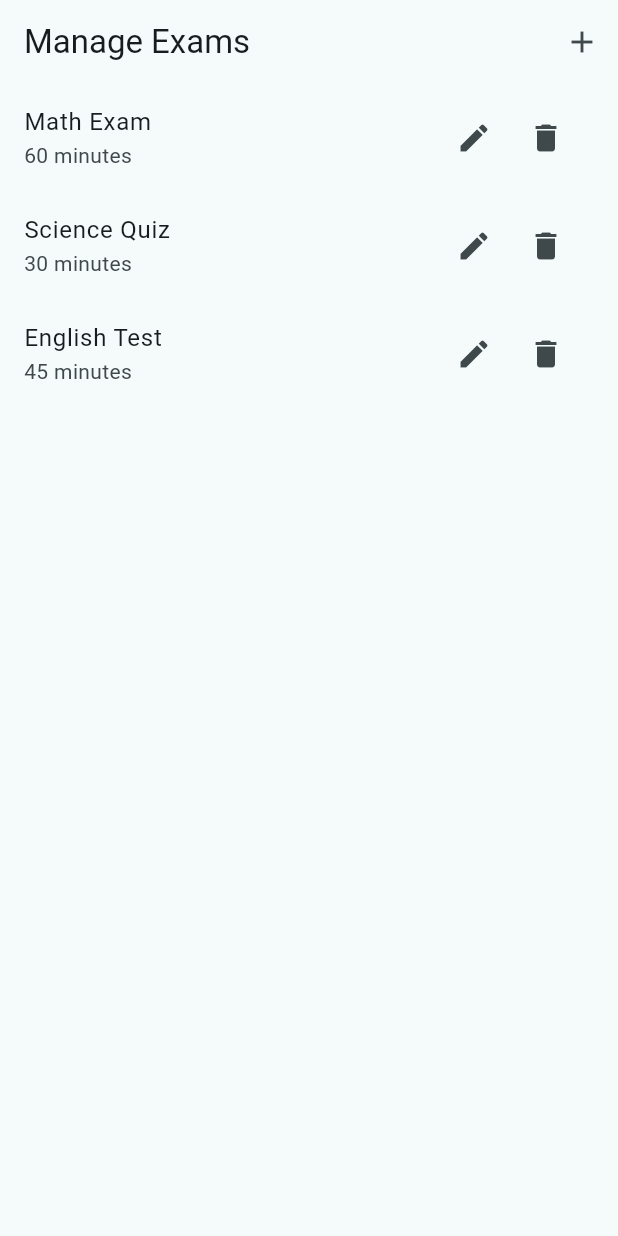
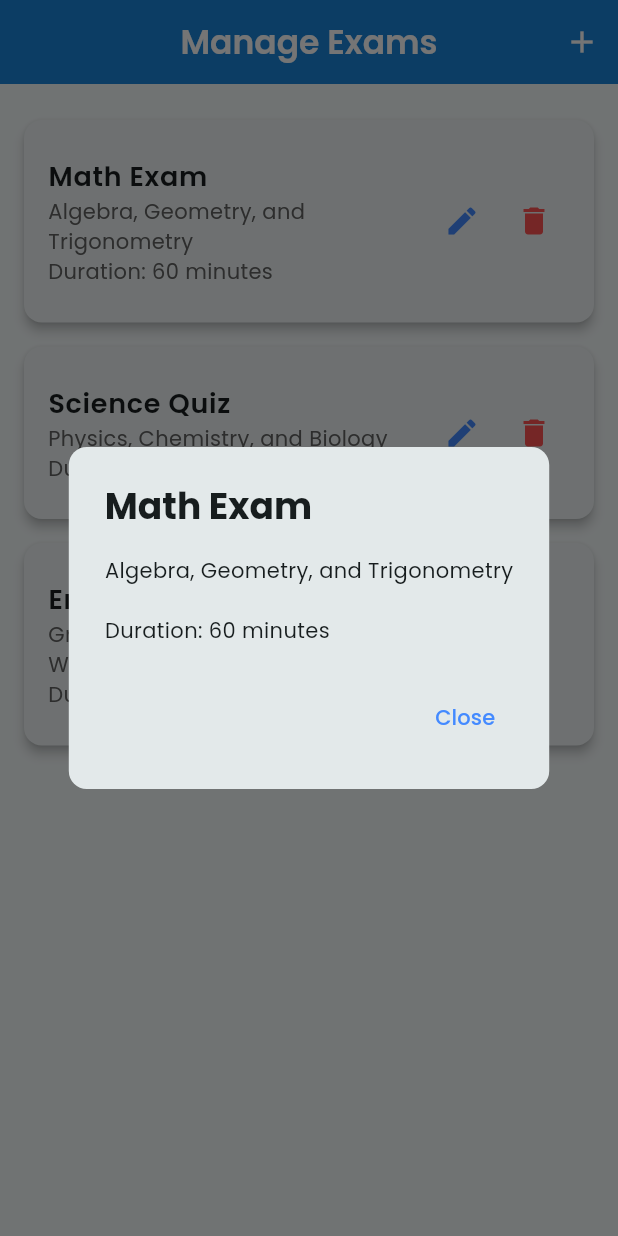
Before and after one commit to arvindgitdev/ExamGo, a Flutter app: the ManageExamsPage screen opened directly, after a tap on "Math Exam", on a phone screen of 412 x 824 dp. Run offline on Flutter 3.47's test engine with Material 3 defaults, Android fonts, the phone set to English and light mode, and no system bars; our stand-ins replace cloud_firestore, firebase_auth, firebase_core, google_fonts, google_sign_in, shared_preferences; accounts and stored records are empty.

Commit message:
modified  exam

```diff
--- a/lib/Teacher/manageexam.dart
+++ b/lib/Teacher/manageexam.dart
@@ -1,5 +1,6 @@
 import 'package:examgo/Teacher/createexam.dart';
 import 'package:flutter/material.dart';
+import 'package:google_fonts/google_fonts.dart';
 
 class Exam {
   final String id;
@@ -18,24 +19,52 @@ class ManageExamsPage extends StatefulWidget {
 }
 
 class _ManageExamsPageState extends State<ManageExamsPage> {
+  final List<Exam> exams = [
+    Exam(id: '1', name: 'Math Exam', description: 'Algebra, Geometry, and Trigonometry', durationMinutes: 60),
+    Exam(id: '2', name: 'Science Quiz', description: 'Physics, Chemistry, and Biology', durationMinutes: 30),
+    Exam(id: '3', name: 'English Test', description: 'Grammar, Comprehension, and Writing', durationMinutes: 45),
+  ];
 
-  List<Exam> exams = [
-    Exam(id: '1', name: 'Math Exam', description: 'A math exam', durationMinutes: 60),
-    Exam(id: '2', name: 'Science Quiz', description: 'A science quiz', durationMinutes: 30),
-    Exam(id: '3', name: 'English Test', description: 'An English test', durationMinutes: 45),
-  ];
+  final GlobalKey<AnimatedListState> _listKey = GlobalKey<AnimatedListState>();
+
+  void _deleteExam(int index) {
+    final removedExam = exams[index];
+    setState(() {
+      exams.removeAt(index);
+    });
+
+    _listKey.currentState?.removeItem(
+      index,
+          (context, animation) => _buildExamItem(removedExam, index, animation),
+      duration: const Duration(milliseconds: 300),
+    );
+
+    ScaffoldMessenger.of(context).showSnackBar(
+      SnackBar(
+        content: Text('${removedExam.name} deleted'),
+        backgroundColor: Colors.redAccent,
+        behavior: SnackBarBehavior.floating,
+      ),
+    );
+  }
 
   @override
   Widget build(BuildContext context) {
     return Scaffold(
       appBar: AppBar(
-        title: const Text('Manage Exams'),
+        iconTheme: IconThemeData(color: Colors.white),
+        title: Text(
+          'Manage Exams',
+          style: GoogleFonts.poppins(fontSize: 22, fontWeight: FontWeight.w600,color: Colors.white),
+        ),
+        centerTitle: true,
+        backgroundColor: Colors.blue.shade600,
         automaticallyImplyLeading: false,
+        elevation: 4,
         actions: [
           IconButton(
             icon: const Icon(Icons.add),
             onPressed: () {
-              // Navigate to create exam page
               Navigator.push(
                 context,
                 MaterialPageRoute(builder: (context) => const Createexam(exam: null)),
@@ -44,68 +73,93 @@ class _ManageExamsPageState extends State<ManageExamsPage> {
           ),
         ],
       ),
-      body: ListView.builder(
-        itemCount: exams.length,
-        itemBuilder: (context, index) {
-          final exam = exams[index];
-          return ListTile(
-            title: Text(exam.name),
-            subtitle: Text('${exam.durationMinutes} minutes'),
+      body: exams.isEmpty
+          ? _buildEmptyState()
+          : AnimatedList(
+        key: _listKey,
+        initialItemCount: exams.length,
+        padding: const EdgeInsets.all(16),
+        itemBuilder: (context, index, animation) {
+          return _buildExamItem(exams[index], index, animation);
+        },
+      ),
+    );
+  }
+
+  Widget _buildExamItem(Exam exam, int index, Animation<double> animation) {
+    return FadeTransition(
+      opacity: animation,
+      child: SlideTransition(
+        position: Tween<Offset>(begin: const Offset(0.1, 0), end: Offset.zero).animate(animation),
+        child: Card(
+          shape: RoundedRectangleBorder(borderRadius: BorderRadius.circular(12)),
+          elevation: 3,
+          margin: const EdgeInsets.symmetric(vertical: 8),
+          child: ListTile(
+            contentPadding: const EdgeInsets.all(16),
+            title: Text(
+              exam.name,
+              style: GoogleFonts.poppins(fontSize: 18, fontWeight: FontWeight.w600),
+            ),
+            subtitle: Text(
+              '${exam.description}\nDuration: ${exam.durationMinutes} minutes',
+              style: GoogleFonts.poppins(fontSize: 14, color: Colors.grey[700]),
+            ),
             trailing: Row(
               mainAxisSize: MainAxisSize.min,
               children: [
                 IconButton(
-                  icon: const Icon(Icons.edit),
+                  icon: const Icon(Icons.edit, color: Colors.blueAccent),
                   onPressed: () {
-                    //Navigate
+                    // Navigate to edit exam page
+                    Navigator.push(
+                      context,
+                      MaterialPageRoute(builder: (context) => Createexam()),
+                    );
                   },
                 ),
                 IconButton(
-                  icon: const Icon(Icons.delete),
+                  icon: const Icon(Icons.delete, color: Colors.redAccent),
                   onPressed: () {
-                    //delete exam logic
-                    _showDeleteConfirmationDialog(exam);
+                    _showDeleteConfirmationDialog(index);
                   },
                 ),
               ],
             ),
             onTap: () {
-              // exam details
+              // Show exam details
+              _showExamDetailsDialog(exam);
             },
-          );
-        },
+          ),
+        ),
       ),
     );
   }
 
-  Future<void> _showDeleteConfirmationDialog(Exam exam) async {
+  Future<void> _showDeleteConfirmationDialog(int index) async {
     return showDialog<void>(
       context: context,
-      barrierDismissible: false,
       builder: (BuildContext context) {
         return AlertDialog(
-          title: const Text('Delete Exam'),
-          content: SingleChildScrollView(
-            child: ListBody(
-              children: <Widget>[
-                Text('Are you sure you want to delete "${exam.name}"?'),
-              ],
-            ),
+          shape: RoundedRectangleBorder(borderRadius: BorderRadius.circular(12)),
+          title: Text(
+            'Delete Exam',
+            style: GoogleFonts.poppins(fontWeight: FontWeight.bold),
+          ),
+          content: Text(
+            'Are you sure you want to delete "${exams[index].name}"?',
+            style: GoogleFonts.poppins(),
           ),
           actions: <Widget>[
             TextButton(
-              child: const Text('Cancel'),
+              child: Text('Cancel', style: GoogleFonts.poppins(color: Colors.grey)),
+              onPressed: () => Navigator.of(context).pop(),
+            ),
+            TextButton(
+              child: Text('Delete', style: GoogleFonts.poppins(color: Colors.red)),
               onPressed: () {
                 Navigator.of(context).pop();
-              },
-            ),
-            TextButton(
-              child: const Text('Delete'),
-              onPressed: () {
-                setState(() {
-                  exams.remove(exam); // Remove the exam from the list.
-                });
-                Navigator.of(context).pop();
+                _deleteExam(index);
               },
             ),
           ],
@@ -113,4 +167,50 @@ class _ManageExamsPageState extends State<ManageExamsPage> {
       },
     );
   }
+
+  Future<void> _showExamDetailsDialog(Exam exam) async {
+    return showDialog<void>(
+      context: context,
+      builder: (BuildContext context) {
+        return AlertDialog(
+          shape: RoundedRectangleBorder(borderRadius: BorderRadius.circular(12)),
+          title: Text(
+            exam.name,
+            style: GoogleFonts.poppins(fontWeight: FontWeight.bold),
+          ),
+          content: Text(
+            '${exam.description}\n\nDuration: ${exam.durationMinutes} minutes',
+            style: GoogleFonts.poppins(),
+          ),
+          actions: <Widget>[
+            TextButton(
+              child: Text('Close', style: GoogleFonts.poppins(color: Colors.blueAccent)),
+              onPressed: () => Navigator.of(context).pop(),
+            ),
+          ],
+        );
+      },
+    );
+  }
+
+  Widget _buildEmptyState() {
+    return Center(
+      child: Column(
+        mainAxisAlignment: MainAxisAlignment.center,
+        children: [
+          Icon(Icons.book, size: 80, color: Colors.blue.shade400),
+          const SizedBox(height: 16),
+          Text(
+            'No exams available',
+            style: GoogleFonts.poppins(fontSize: 18, fontWeight: FontWeight.w600, color: Colors.black54),
+          ),
+          const SizedBox(height: 8),
+          Text(
+            'Tap the + icon to add a new exam',
+            style: GoogleFonts.poppins(fontSize: 14, color: Colors.black45),
+          ),
+        ],
+      ),
+    );
+  }
 }
```
